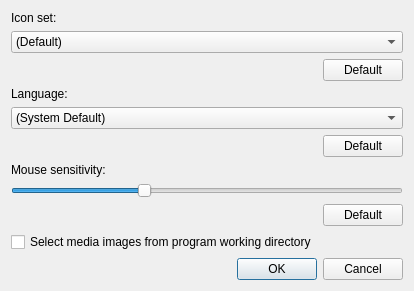
Above: src/qt/qt_progsettings.ui from 86Box/86Box before the change. Below: the same form after it.
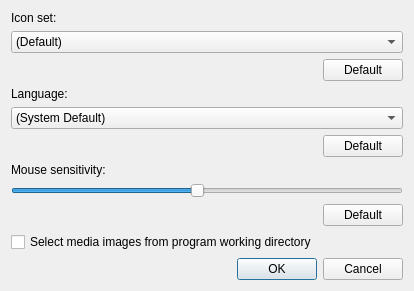
That is the form after the change.

```diff
--- a/src/qt/qt_progsettings.ui
+++ b/src/qt/qt_progsettings.ui
@@ -88,7 +88,7 @@
    <item row="7" column="0" colspan="2">
     <widget class="QSlider" name="horizontalSlider">
      <property name="minimum">
-      <number>50</number>
+      <number>10</number>
      </property>
      <property name="maximum">
       <number>200</number>
```
